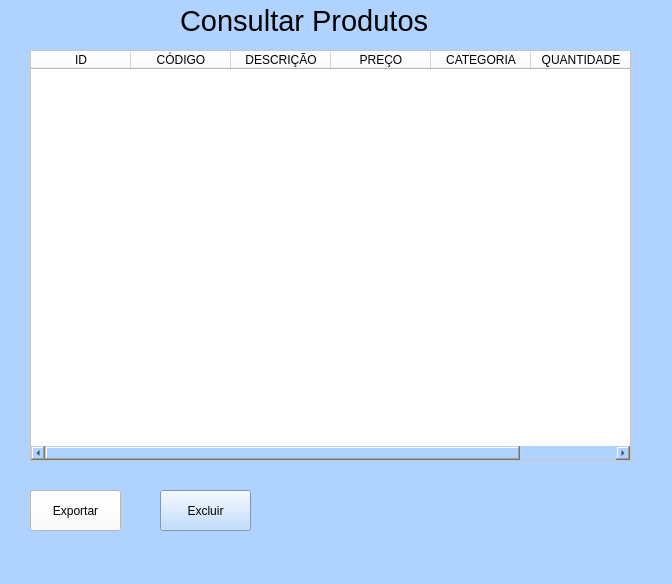
Old version of the form consultar.ui in the repository Andreambu23/Cadastro-de-Produtos.
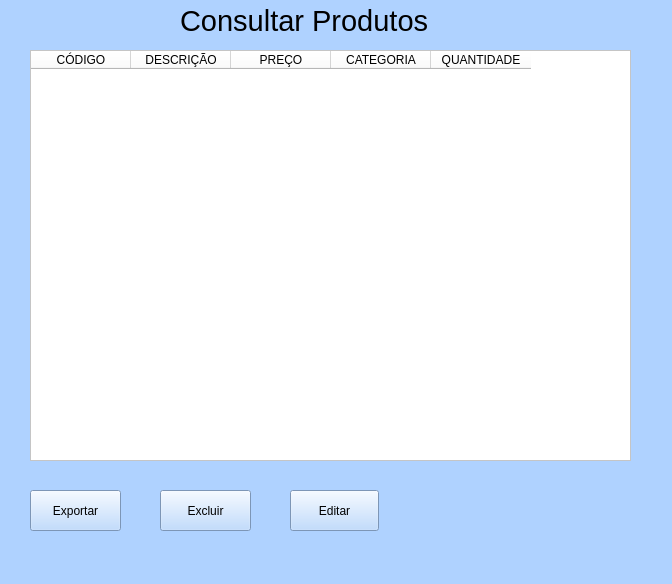
New version of the form.

What changed in the file:
```diff
--- a/consultar.ui
+++ b/consultar.ui
@@ -50,11 +50,6 @@
     <attribute name="verticalHeaderVisible">
      <bool>false</bool>
     </attribute>
-    <column>
-     <property name="text">
-      <string>ID</string>
-     </property>
-    </column>
     <column>
      <property name="text">
       <string>CÓDIGO</string>
@@ -91,7 +86,7 @@
      </rect>
     </property>
     <property name="styleSheet">
-     <string notr="true">background-color: rgb(255, 255, 255);</string>
+     <string notr="true">alternate-background-color: rgb(52, 101, 164);</string>
     </property>
     <property name="text">
      <string>Exportar</string>
@@ -110,6 +105,19 @@
      <string>Excluir</string>
     </property>
    </widget>
+   <widget class="QPushButton" name="pushButton_3">
+    <property name="geometry">
+     <rect>
+      <x>290</x>
+      <y>490</y>
+      <width>89</width>
+      <height>41</height>
+     </rect>
+    </property>
+    <property name="text">
+     <string>Editar</string>
+    </property>
+   </widget>
   </widget>
   <widget class="QMenuBar" name="menubar">
    <property name="geometry">
```
Left out of the diff: 5 changed lines with no effect on the pictures.
